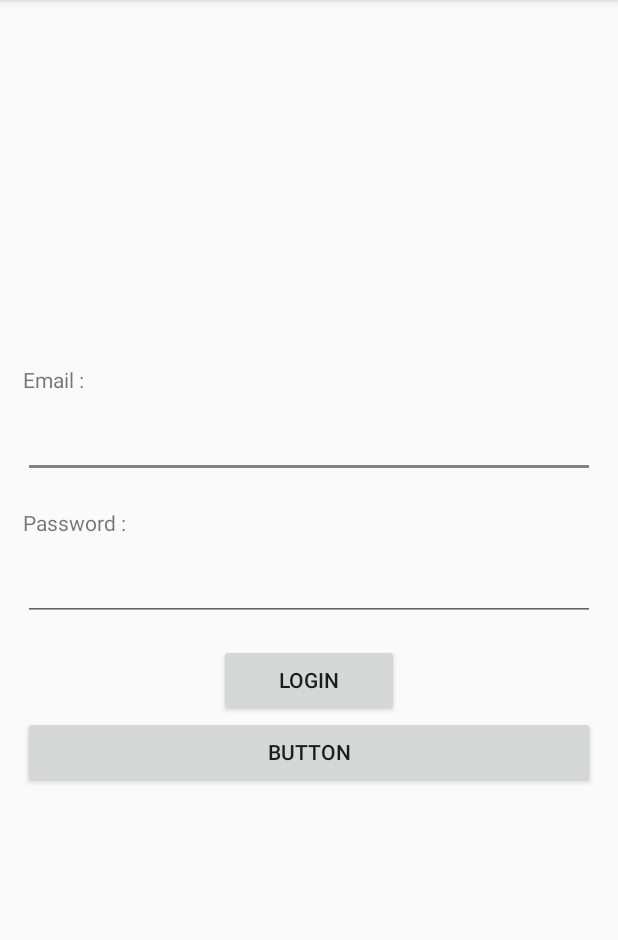
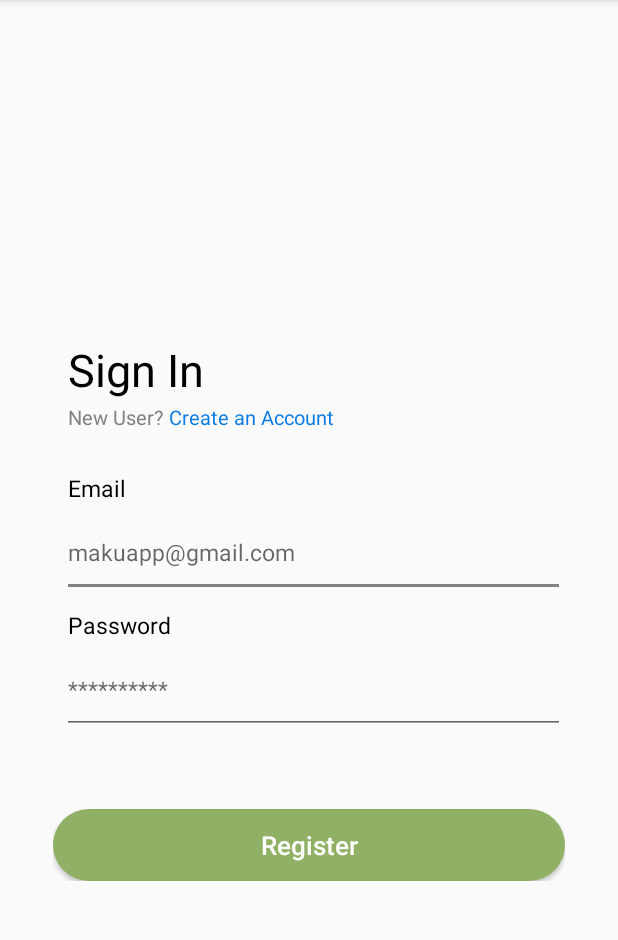
Before and after one commit to rjayaa/maku-mobile-dev, an Android app: the LoginActivity screen opened directly, with no data from a screen before it, on a phone screen of 412 x 824 dp, the part 84-1024 px from its top. Run offline under Robolectric (Android 15) with nearby library versions, the phone set to English and light mode, and no system bars.

Commit message:
sign in xml

```diff
--- a/app/src/main/java/com/project/maku_mobile_based/LoginActivity.java
+++ b/app/src/main/java/com/project/maku_mobile_based/LoginActivity.java
@@ -9,7 +9,6 @@ import android.widget.Button;
 
 public class LoginActivity extends AppCompatActivity {
 
-
     private Button btnViewRegister;
     @Override
     protected void onCreate(Bundle savedInstanceState) {
--- a/app/src/main/res/layout/login_view.xml
+++ b/app/src/main/res/layout/login_view.xml
@@ -1,76 +1,118 @@
 <?xml version="1.0" encoding="utf-8"?>
-<androidx.constraintlayout.widget.ConstraintLayout
-    xmlns:android="http://schemas.android.com/apk/res/android"
+<RelativeLayout xmlns:android="http://schemas.android.com/apk/res/android"
     xmlns:app="http://schemas.android.com/apk/res-auto"
     xmlns:tools="http://schemas.android.com/tools"
     android:layout_width="match_parent"
     android:layout_height="match_parent"
-    tools:context=".LoginActivity" >
+    android:layout_marginTop="230dp"
+    android:layout_marginBottom="100dp"
+    android:layout_marginLeft="15dp"
+    android:layout_marginRight="15dp"
+    tools:context=".SignInActivity">
+
+    <TextView
+        android:layout_width="wrap_content"
+        android:layout_height="wrap_content"
+        android:layout_marginLeft="30dp"
+        android:text="Sign In"
+        android:textSize="30dp"
+        android:fontFamily="@font/kokororegular"
+        android:textColor="@color/black"
+        android:textAllCaps="false"
+        android:id="@+id/text1"/>
+
+    <TextView
+        android:layout_width="wrap_content"
+        android:layout_height="wrap_content"
+        android:layout_marginLeft="30dp"
+        android:layout_marginTop="5dp"
+        android:text="New User?"
+        android:textSize="13sp"
+        android:fontFamily="@font/kokororegular"
+        android:textColor="@color/lightGrey"
+        android:textAllCaps="false"
+        android:layout_below="@id/text1"
+        android:id="@+id/text2"/>
+
+    <TextView
+        android:layout_width="wrap_content"
+        android:layout_height="wrap_content"
+        android:layout_marginLeft="97dp"
+        android:layout_marginTop="5dp"
+        android:text="Create an Account"
+        android:textSize="13sp"
+        android:fontFamily="@font/kokororegular"
+        android:textColor="@color/blue"
+        android:textAllCaps="false"
+        android:layout_below="@id/text1"
+        android:id="@+id/text3"/>
 
     <LinearLayout
+        android:id="@+id/formContainer"
         android:layout_width="match_parent"
         android:layout_height="wrap_content"
-        android:paddingHorizontal="15dp"
+        android:layout_below="@+id/text3"
+        android:layout_centerInParent="true"
         android:orientation="vertical"
-        app:layout_constraintBottom_toBottomOf="parent"
-        app:layout_constraintEnd_toEndOf="parent"
-        app:layout_constraintStart_toStartOf="parent"
-        app:layout_constraintTop_toTopOf="parent">
+        android:padding="20dp">
 
         <TextView
-            android:id="@+id/lblEmail"
+            android:id="@+id/textView1"
+            android:layout_width="wrap_content"
+            android:layout_height="wrap_content"
+            android:layout_marginLeft="10dp"
+            android:layout_marginTop="10dp"
+            android:fontFamily="@font/kokororegular"
+            android:text="Email"
+            android:textColor="@color/black"
+            android:textSize="15sp" />
+
+        <EditText
+            android:id="@+id/etFullName"
+            android:layout_width="match_parent"
+            android:layout_height="57dp"
+            android:layout_marginLeft="6dp"
+            android:layout_marginTop="5dp"
+            android:fontFamily="@font/kokororegular"
+            android:hint="makuapp@gmail.com"
+            android:textSize="15sp"
+            android:inputType="textEmailAddress"/>
+
+        <TextView
+            android:id="@+id/textView2"
+            android:layout_width="wrap_content"
+            android:layout_height="wrap_content"
+            android:layout_marginLeft="10dp"
+            android:layout_marginTop="10dp"
+            android:fontFamily="@font/kokororegular"
+            android:text="Password"
+            android:textColor="@color/black"
+            android:textSize="15sp" />
+
+        <EditText
+            android:id="@+id/etEmail"
+            android:layout_width="match_parent"
+            android:layout_height="57dp"
+            android:layout_marginLeft="6dp"
+            android:layout_marginTop="5dp"
+            android:fontFamily="@font/kokororegular"
+            android:hint="**********"
+            android:textSize="15sp"
+            android:inputType="textPassword"/>
+
+        <Button
+            android:id="@+id/button1"
             android:layout_width="match_parent"
             android:layout_height="wrap_content"
-            android:text="Email :" />
+            android:layout_gravity="center_horizontal"
+            android:layout_marginTop="50dp"
+            android:text="Register"
+            android:textAllCaps="false"
+            android:textSize="17sp"
+            android:background="@drawable/button_shape"
+            android:textColor="@color/white" />
 
-        <com.google.android.material.textfield.TextInputLayout
-            android:id="@+id/txtName"
-            android:layout_width="match_parent"
-            android:layout_height="wrap_content">
-            <EditText
-                android:id="@+id/txtEmail"
-                android:layout_width="match_parent"
-                android:layout_height="wrap_content"
-                android:inputType="textEmailAddress" />
+    </LinearLayout>
 
 
-        </com.google.android.material.textfield.TextInputLayout>
-
-        <TextView
-            android:id="@+id/lblPassword"
-            android:layout_width="match_parent"
-            android:layout_height="wrap_content"
-            android:layout_marginTop="20dp"
-            android:text="Password :" />
-
-        <com.google.android.material.textfield.TextInputLayout
-            android:id="@+id/txtPasswordLayout"
-            android:layout_width="match_parent"
-            android:layout_height="wrap_content"
-            >
-
-
-            <EditText
-                android:id="@+id/txtPassword"
-                android:layout_width="match_parent"
-                android:layout_height="wrap_content"
-                android:inputType="textPassword" />
-
-        </com.google.android.material.textfield.TextInputLayout>
-
-        <Button
-            android:id="@+id/btnLogin"
-            android:layout_width="120dp"
-            android:layout_height="wrap_content"
-            android:layout_gravity="center"
-            android:layout_marginTop="15dp"
-            android:text="Login" />
-
-        <Button
-            android:id="@+id/btnSignup"
-            android:layout_width="match_parent"
-            android:layout_height="wrap_content"
-            android:text="Button" />
-
-    </LinearLayout>
-</androidx.constraintlayout.widget.ConstraintLayout>
+</RelativeLayout>
```
